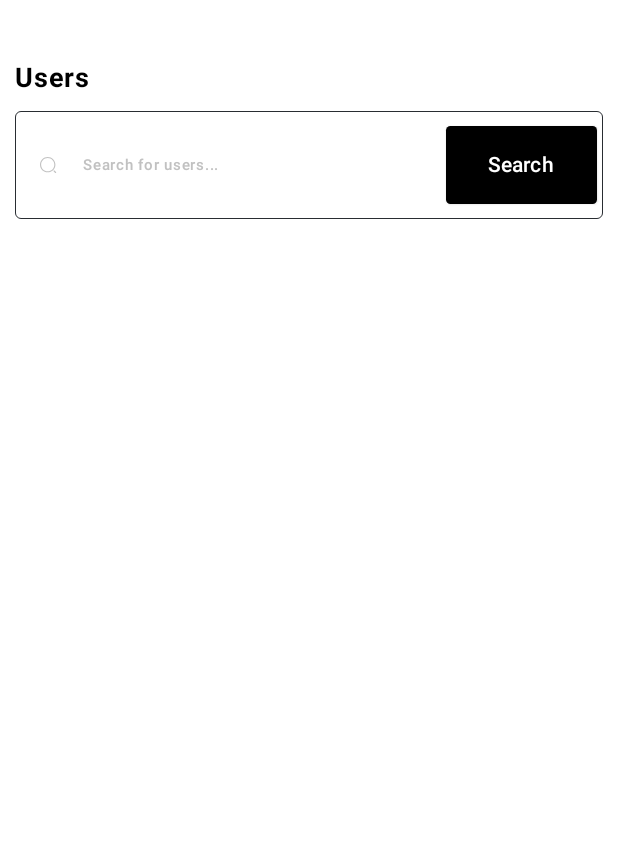
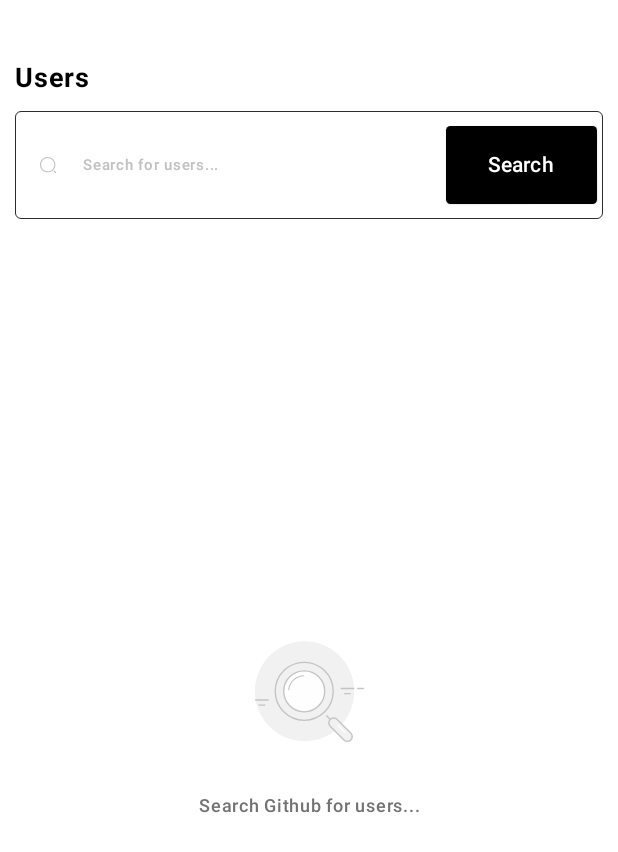
Before and after one commit to Abdullahi1/GithubRepositoryFinder, an Android app built with Jetpack Compose: the @Preview function GithubUserListScreenPreview, on a phone screen of 412 x 824 dp. Shown: the top 852 px of the screen. Run offline under Robolectric (Android 15) with nearby library versions, the phone set to English and light mode, and no system bars.

Commit message:
bind ui to view

```diff
--- a/feature/users/src/main/java/com/example/users/screen/GithubUserListScreen.kt
+++ b/feature/users/src/main/java/com/example/users/screen/GithubUserListScreen.kt
@@ -1,25 +1,49 @@
 package com.example.users.screen
 
+import androidx.compose.foundation.layout.Arrangement
 import androidx.compose.foundation.layout.Column
 import androidx.compose.foundation.layout.Spacer
 import androidx.compose.foundation.layout.fillMaxSize
 import androidx.compose.foundation.layout.height
 import androidx.compose.foundation.layout.padding
+import androidx.compose.foundation.lazy.LazyColumn
 import androidx.compose.material3.Text
 import androidx.compose.runtime.Composable
+import androidx.compose.runtime.getValue
+import androidx.compose.ui.Alignment
 import androidx.compose.ui.Modifier
 import androidx.compose.ui.text.font.FontWeight
 import androidx.compose.ui.tooling.preview.Preview
 import androidx.compose.ui.unit.dp
 import androidx.compose.ui.unit.sp
+import androidx.hilt.navigation.compose.hiltViewModel
+import androidx.lifecycle.compose.collectAsStateWithLifecycle
 import androidx.navigation.NavGraphBuilder
 import androidx.navigation.compose.composable
 import com.example.commondesign.component.CustomSearchBar
+import com.example.commondesign.component.LoadingWheel
+import com.example.commondesign.component.OverlayLoadingWheel
 import com.example.commondesign.theme.GithubRepositoryFinderTheme
+import com.example.users.component.CenteredImage
+import com.example.users.component.GithubUserItemCard
 import com.example.users.route.UserScreenRoute
 
 @Composable
-fun GithubUserListScreen(modifier: Modifier = Modifier) {
+fun GithubUserListScreen(
+    modifier: Modifier = Modifier,
+    viewModel: GithubUserListViewModel = hiltViewModel(),
+) {
+    val uiState by viewModel.userListState.collectAsStateWithLifecycle()
+
+    GithubUserListScreenContent(modifier = modifier, uiState = uiState, onSearchClicked = viewModel::searchUser)
+}
+
+@Composable
+fun GithubUserListScreenContent(
+    modifier: Modifier = Modifier,
+    uiState: UserListUiState = UserListUiState.Empty,
+    onSearchClicked: (String) -> Unit,
+) {
     Column(
         modifier = modifier
             .padding(10.dp)
@@ -28,9 +52,39 @@ fun GithubUserListScreen(modifier: Modifier = Modifier) {
         Spacer(modifier = Modifier.height(30.dp))
         Text(text = "Users", fontSize = 18.sp, fontWeight = FontWeight.W700)
         Spacer(modifier = Modifier.height(10.dp))
-        CustomSearchBar(hintText = "Search for users...", onSearchClicked = {})
+        CustomSearchBar(hintText = "Search for users...", onSearchClicked = {
+            if(it.text.isNotEmpty()){
+                onSearchClicked(it.text)
+            }
+        }, enabled = uiState !is UserListUiState.Loading)
         Spacer(modifier = Modifier.height(16.dp))
-
+        Column(
+            verticalArrangement = if (uiState is UserListUiState.Success && !uiState.isEmpty()) Arrangement.Top else Arrangement.Center,
+            horizontalAlignment = Alignment.CenterHorizontally,
+            modifier = Modifier.fillMaxSize()
+        ) {
+            when (uiState) {
+                UserListUiState.Empty -> CenteredImage(text = "Search Github for users...")
+                is UserListUiState.Error -> CenteredImage(text = uiState.message)
+                UserListUiState.Loading -> OverlayLoadingWheel("Loading")
+                is UserListUiState.Success -> {
+                    if (uiState.isEmpty()) {
+                        CenteredImage(text = "We’ve searched the ends of the earth and we’ve not found this user, please try again")
+                    } else {
+                        LazyColumn(
+                            modifier = Modifier.fillMaxSize()
+                        ) {
+                            items(count = uiState.users.size, key = { uiState.users[it].userName }) { index ->
+                                GithubUserItemCard(
+                                    modifier = Modifier.animateItem().padding(4.dp,0.dp, 4.dp, 4.dp),
+                                    userData = uiState.users[index]
+                                )
+                            }
+                        }
+                    }
+                }
+            }
+        }
     }
 }
 
@@ -38,7 +92,7 @@ fun GithubUserListScreen(modifier: Modifier = Modifier) {
 @Composable
 private fun GithubUserListScreenPreview() {
     GithubRepositoryFinderTheme {
-        GithubUserListScreen()
+        GithubUserListScreenContent(onSearchClicked = {})
     }
 }
 
```
